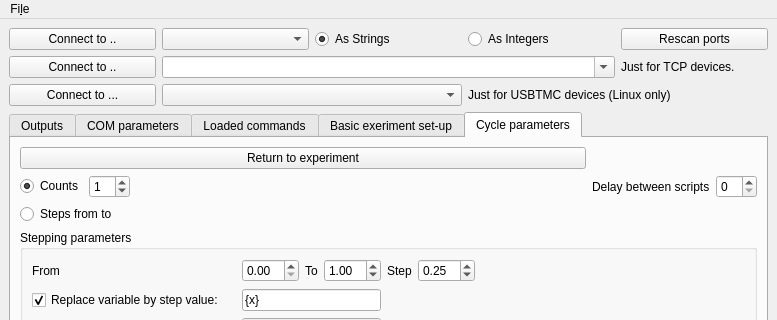
Qt form GUI/SDM.ui (ISeeBugsEverywhere/SimpleDeviceMonitor) before a commit; both pictures show x 0 to 777 and y 0 to 320 of the 777 by 711 pixel window.
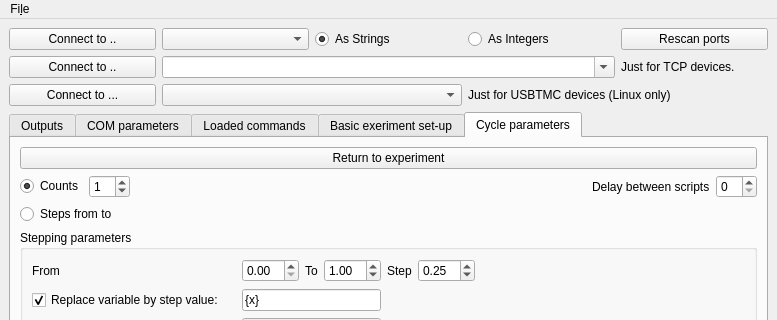
The same form after that commit. The open tabs and pages were chosen to show the change. Custom widgets are drawn as their Qt base class.

```diff
--- a/GUI/SDM.ui
+++ b/GUI/SDM.ui
@@ -437,13 +437,6 @@
         <string>Cycle parameters</string>
        </attribute>
        <layout class="QGridLayout" name="gridLayout_8">
-        <item row="0" column="0">
-         <widget class="QPushButton" name="return_exp_btn">
-          <property name="text">
-           <string>Return to experiment</string>
-          </property>
-         </widget>
-        </item>
         <item row="1" column="0">
          <layout class="QGridLayout" name="gridLayout_6">
           <item row="0" column="0">
@@ -639,6 +632,13 @@
           </item>
          </layout>
         </item>
+        <item row="0" column="0" colspan="3">
+         <widget class="QPushButton" name="return_exp_btn">
+          <property name="text">
+           <string>Return to experiment</string>
+          </property>
+         </widget>
+        </item>
        </layout>
       </widget>
      </widget>
```
Left out of the diff: 2 changed lines with no effect on the pictures.
